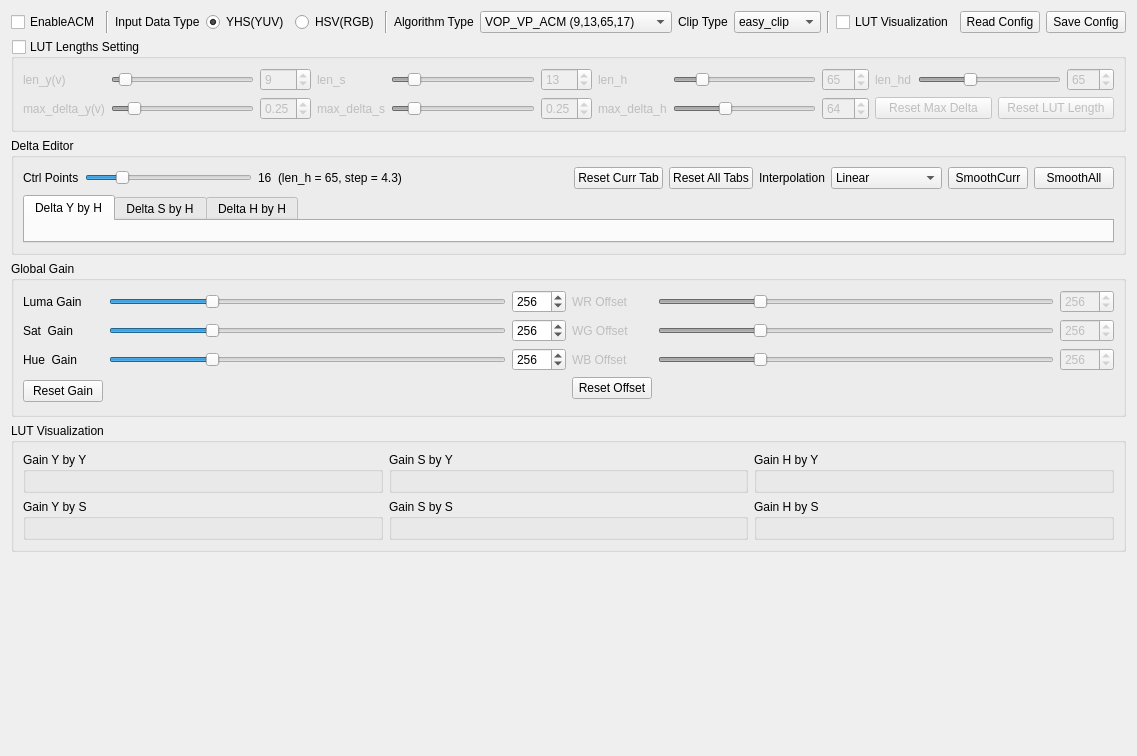
Qt form script/verify_tool_app/ui/acm_ui.ui (FaiScofield/hwpq_verify) before a commit.
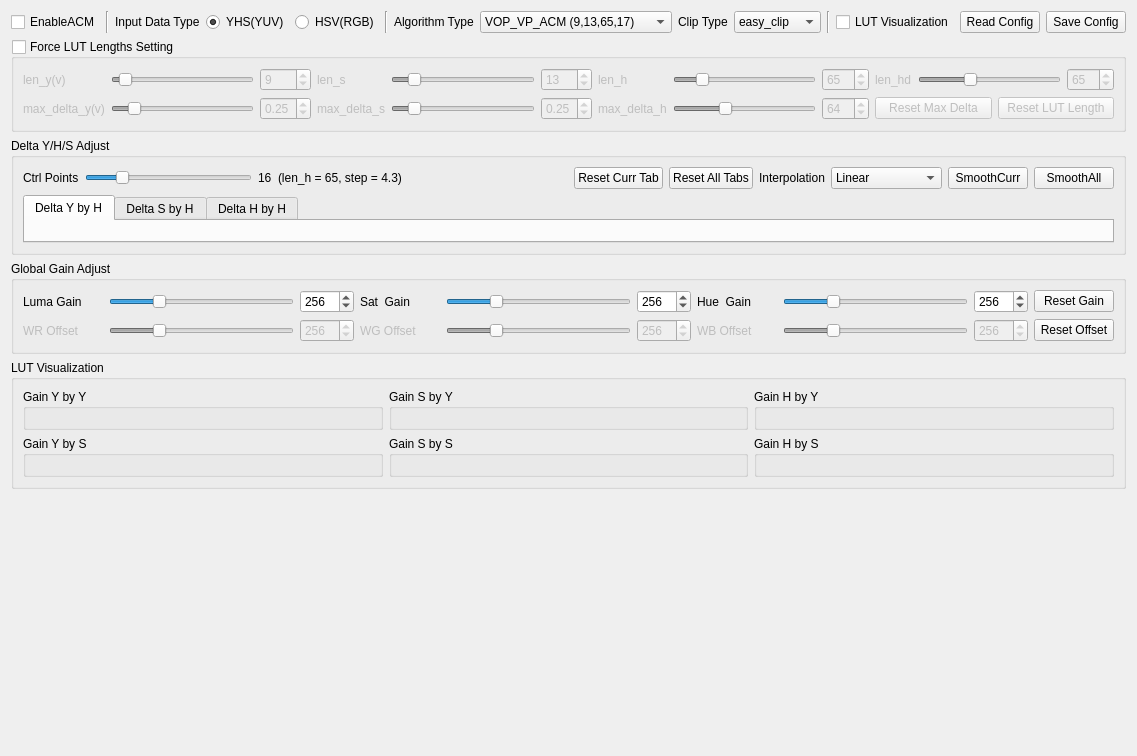
The same form after that commit.

Patch:
```diff
--- a/script/verify_tool_app/ui/acm_ui.ui
+++ b/script/verify_tool_app/ui/acm_ui.ui
@@ -172,7 +172,7 @@
       <bool>true</bool>
      </property>
      <property name="title">
-      <string>LUT Lengths Setting</string>
+      <string>Force LUT Lengths Setting</string>
      </property>
      <property name="checkable">
       <bool>true</bool>
@@ -478,7 +478,7 @@
    <item>
     <widget class="QGroupBox" name="groupBox_delta_editor">
      <property name="title">
-      <string>Delta Editor</string>
+      <string>Delta Y/H/S Adjust</string>
      </property>
      <layout class="QVBoxLayout" name="verticalLayout_delta_editor">
       <item>
@@ -654,16 +654,13 @@
    <item>
     <widget class="QGroupBox" name="groupBox_global_gain">
      <property name="title">
-      <string>Global Gain</string>
+      <string>Global Gain Adjust</string>
      </property>
      <layout class="QGridLayout" name="gridLayout_global_gain" columnstretch="0,0">
-      <item row="0" column="1">
-       <layout class="QHBoxLayout" name="horizontalLayout_offset_wr">
+      <item row="0" column="0" colspan="2">
+       <layout class="QHBoxLayout" name="horizontalLayout_gain_y">
         <item>
-         <widget class="QLabel" name="label_offset_wr">
-          <property name="enabled">
-           <bool>false</bool>
-          </property>
+         <widget class="QLabel" name="label_gain_y">
           <property name="minimumSize">
            <size>
             <width>80</width>
@@ -671,15 +668,12 @@
            </size>
           </property>
           <property name="text">
-           <string>WR Offset</string>
+           <string>Luma Gain</string>
           </property>
          </widget>
         </item>
         <item>
-         <widget class="QSlider" name="slider_offset_wr">
-          <property name="enabled">
-           <bool>false</bool>
-          </property>
+         <widget class="QSlider" name="slider_gain_y">
           <property name="maximum">
            <number>1023</number>
           </property>
@@ -692,10 +686,7 @@
          </widget>
         </item>
         <item>
-         <widget class="QSpinBox" name="spinBox_offset_wr">
-          <property name="enabled">
-           <bool>false</bool>
-          </property>
+         <widget class="QSpinBox" name="spinBox_gain_y">
           <property name="maximum">
            <number>1023</number>
           </property>
@@ -704,10 +695,6 @@
           </property>
          </widget>
         </item>
-       </layout>
-      </item>
-      <item row="1" column="0">
-       <layout class="QHBoxLayout" name="horizontalLayout_gain_s">
         <item>
          <widget class="QLabel" name="label_gain_s">
           <property name="minimumSize">
@@ -744,10 +731,6 @@
           </property>
          </widget>
         </item>
-       </layout>
-      </item>
-      <item row="2" column="0">
-       <layout class="QHBoxLayout" name="horizontalLayout_gain_h">
         <item>
          <widget class="QLabel" name="label_gain_h">
           <property name="minimumSize">
@@ -784,12 +767,19 @@
           </property>
          </widget>
         </item>
+        <item>
+         <widget class="QPushButton" name="button_reset_gain">
+          <property name="text">
+           <string>Reset Gain</string>
+          </property>
+         </widget>
+        </item>
        </layout>
       </item>
-      <item row="2" column="1">
-       <layout class="QHBoxLayout" name="horizontalLayout_offset_wb">
+      <item row="1" column="0" colspan="2">
+       <layout class="QHBoxLayout" name="horizontalLayout_gain_s">
         <item>
-         <widget class="QLabel" name="label_offset_wb">
+         <widget class="QLabel" name="label_offset_wr">
           <property name="enabled">
            <bool>false</bool>
           </property>
@@ -800,12 +790,12 @@
            </size>
           </property>
           <property name="text">
-           <string>WB Offset</string>
+           <string>WR Offset</string>
           </property>
          </widget>
         </item>
         <item>
-         <widget class="QSlider" name="slider_offset_wb">
+         <widget class="QSlider" name="slider_offset_wr">
           <property name="enabled">
            <bool>false</bool>
           </property>
@@ -821,7 +811,7 @@
          </widget>
         </item>
         <item>
-         <widget class="QSpinBox" name="spinBox_offset_wb">
+         <widget class="QSpinBox" name="spinBox_offset_wr">
           <property name="enabled">
            <bool>false</bool>
           </property>
@@ -833,10 +823,6 @@
           </property>
          </widget>
         </item>
-       </layout>
-      </item>
-      <item row="1" column="1">
-       <layout class="QHBoxLayout" name="horizontalLayout_offset_wg">
         <item>
          <widget class="QLabel" name="label_offset_wg">
           <property name="enabled">
@@ -882,12 +868,11 @@
           </property>
          </widget>
         </item>
-       </layout>
-      </item>
-      <item row="0" column="0">
-       <layout class="QHBoxLayout" name="horizontalLayout_gain_y">
         <item>
-         <widget class="QLabel" name="label_gain_y">
+         <widget class="QLabel" name="label_offset_wb">
+          <property name="enabled">
+           <bool>false</bool>
+          </property>
           <property name="minimumSize">
            <size>
             <width>80</width>
@@ -895,12 +880,15 @@
            </size>
           </property>
           <property name="text">
-           <string>Luma Gain</string>
+           <string>WB Offset</string>
           </property>
          </widget>
         </item>
         <item>
-         <widget class="QSlider" name="slider_gain_y">
+         <widget class="QSlider" name="slider_offset_wb">
+          <property name="enabled">
+           <bool>false</bool>
+          </property>
           <property name="maximum">
            <number>1023</number>
           </property>
@@ -913,7 +901,10 @@
          </widget>
         </item>
         <item>
-         <widget class="QSpinBox" name="spinBox_gain_y">
+         <widget class="QSpinBox" name="spinBox_offset_wb">
+          <property name="enabled">
+           <bool>false</bool>
+          </property>
           <property name="maximum">
            <number>1023</number>
           </property>
@@ -922,53 +913,12 @@
           </property>
          </widget>
         </item>
-       </layout>
-      </item>
-      <item row="5" column="1" rowspan="3">
-       <layout class="QHBoxLayout" name="horizontalLayout_2" stretch="0,0">
         <item>
          <widget class="QPushButton" name="button_reset_offset">
           <property name="text">
            <string>Reset Offset</string>
           </property>
          </widget>
-        </item>
-        <item>
-         <spacer name="horizontalSpacer_2">
-          <property name="orientation">
-           <enum>Qt::Orientation::Horizontal</enum>
-          </property>
-          <property name="sizeHint" stdset="0">
-           <size>
-            <width>40</width>
-            <height>20</height>
-           </size>
-          </property>
-         </spacer>
-        </item>
-       </layout>
-      </item>
-      <item row="5" column="0" rowspan="4">
-       <layout class="QHBoxLayout" name="horizontalLayout" stretch="0,0">
-        <item>
-         <widget class="QPushButton" name="button_reset_gain">
-          <property name="text">
-           <string>Reset Gain</string>
-          </property>
-         </widget>
-        </item>
-        <item>
-         <spacer name="horizontalSpacer">
-          <property name="orientation">
-           <enum>Qt::Orientation::Horizontal</enum>
-          </property>
-          <property name="sizeHint" stdset="0">
-           <size>
-            <width>40</width>
-            <height>20</height>
-           </size>
-          </property>
-         </spacer>
         </item>
        </layout>
       </item>
```
